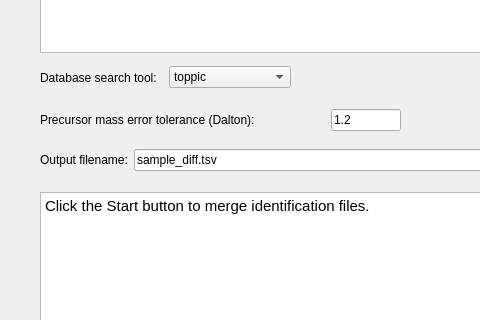
First picture: the form in src/gui/topdiff/topdiffdialog.ui, repository toppic-suite/toppic-suite, before the edit; both pictures show x 0 to 480 and y 168 to 488 of the 920 by 625 pixel window.
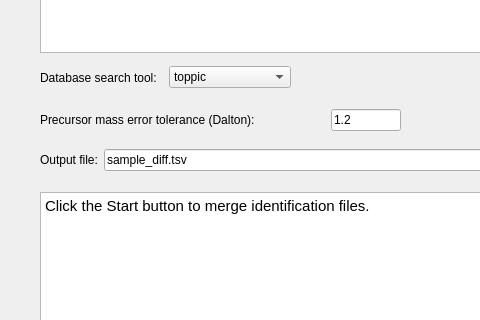
Second picture: the form after the edit. Icons and pictures are not drawn.

Commit message: Adjusted positions of several widgets in gui

```diff
--- a/src/gui/topdiff/topdiffdialog.ui
+++ b/src/gui/topdiff/topdiffdialog.ui
@@ -254,7 +254,7 @@
      <item>
       <widget class="QLabel" name="label_3">
        <property name="text">
-        <string>Output filename:</string>
+        <string>Output file:</string>
        </property>
       </widget>
      </item>
```
The commit also changes 2 other files.
